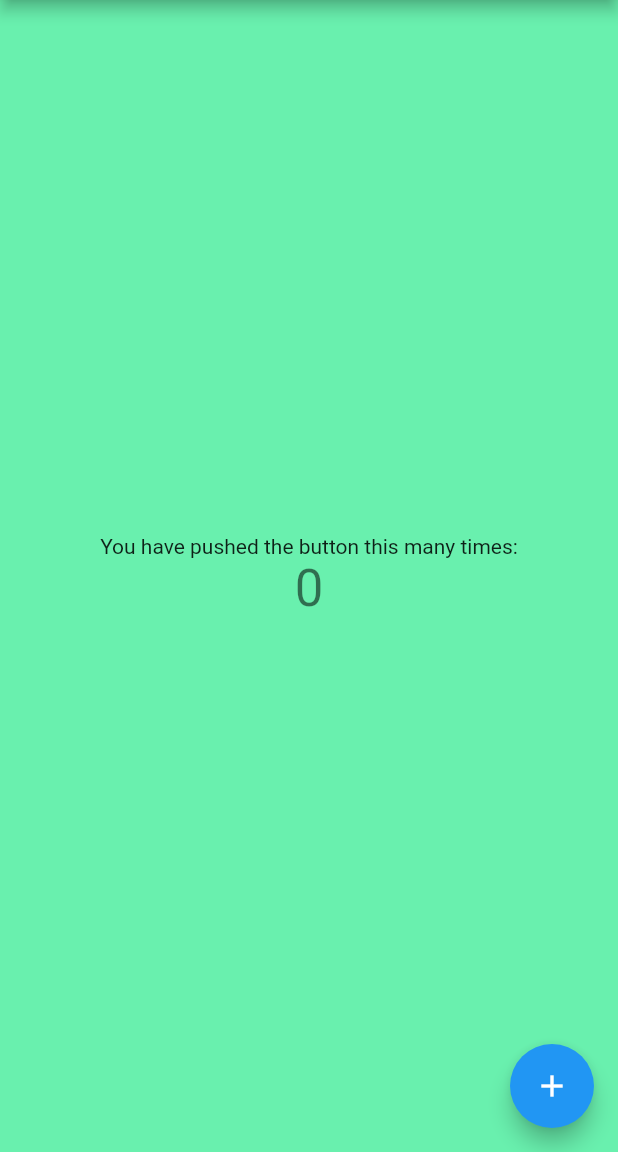
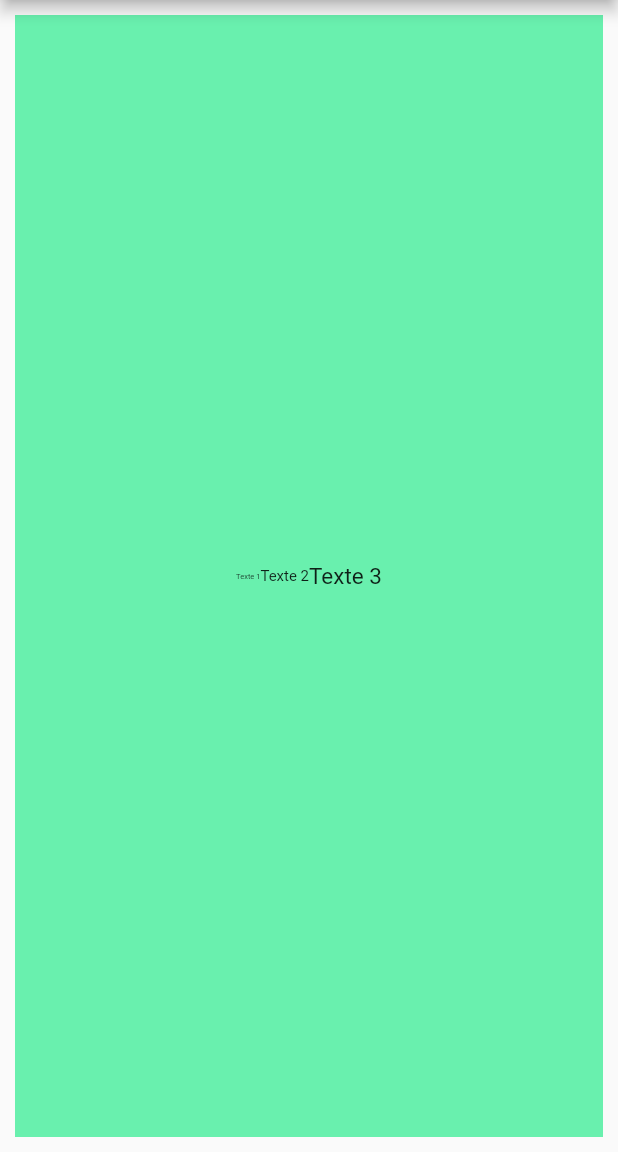
Before and after one commit to Devsaci/flutter2basicv3, a Flutter app: the screen it shows after launch, on a phone screen of 412 x 824 dp, the part 84-1236 px from its top. Run offline on Flutter 3.47's test engine with Material 2 defaults, Android fonts, the light colour scheme and no system bars.

Commit message:
23. Margin & Padding

```diff
--- a/lib/main.dart
+++ b/lib/main.dart
@@ -29,12 +29,7 @@ class MyHomePage extends StatefulWidget {
 
 
 class _MyHomePageState extends State<MyHomePage> {
-  int _counter = 0;
-  void _incrementCounter() {
-    setState(() {
-      _counter++;
-    });
-  }
+
   @override
   Widget build(BuildContext context) {
     return Scaffold(
@@ -43,27 +38,19 @@ class _MyHomePageState extends State<MyHomePage> {
         title: Text(widget.title),
       ),
       body: Container(
+        margin: const EdgeInsets.all(10),
+        height: double.infinity,
         color: Colors.greenAccent,
-        child: Center(
-          child: Column(
-            mainAxisAlignment: MainAxisAlignment.center,
-            children: <Widget>[
-              const Text(
-                'You have pushed the button this many times:',
-              ),
-              Text(
-                '$_counter',
-                style: Theme.of(context).textTheme.headline4,
-              ),
-            ],
+          child: Row(
+            mainAxisAlignment: MainAxisAlignment.center ,
+              children: const <Widget>[
+                Text("Texte 1",style: TextStyle(fontSize: 5),),
+                Text("Texte 2",style: TextStyle(fontSize: 10),),
+                Text("Texte 3",style: TextStyle(fontSize: 15),),
+              ],
           ),
-        ),
       ),
-      floatingActionButton: FloatingActionButton(
-        onPressed: _incrementCounter,
-        tooltip: 'Increment',
-        child: const Icon(Icons.add),
-      ), // This trailing comma makes auto-formatting nicer for build methods.
+   // This trailing comma makes auto-formatting nicer for build methods.
     );
   }
 }
```
